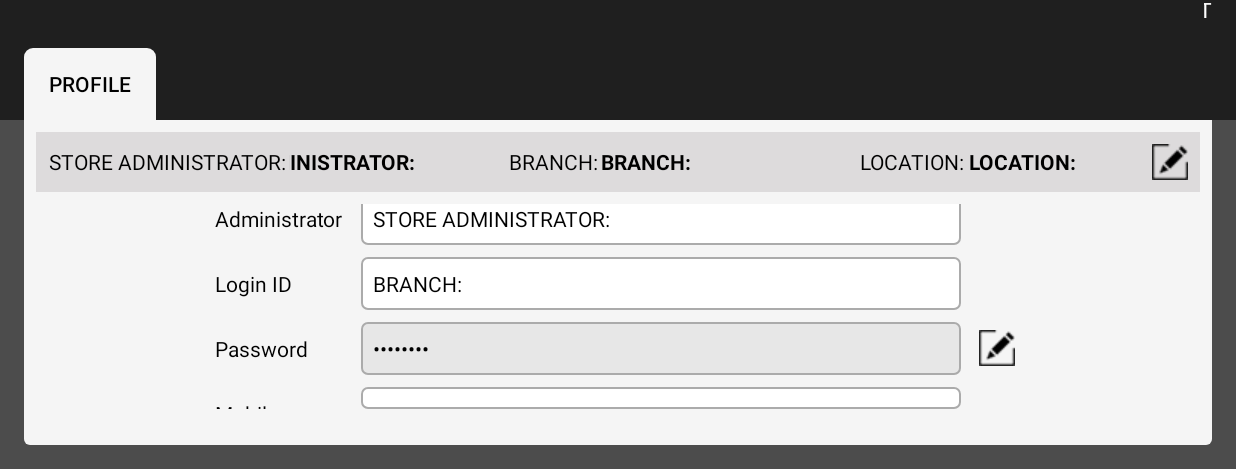
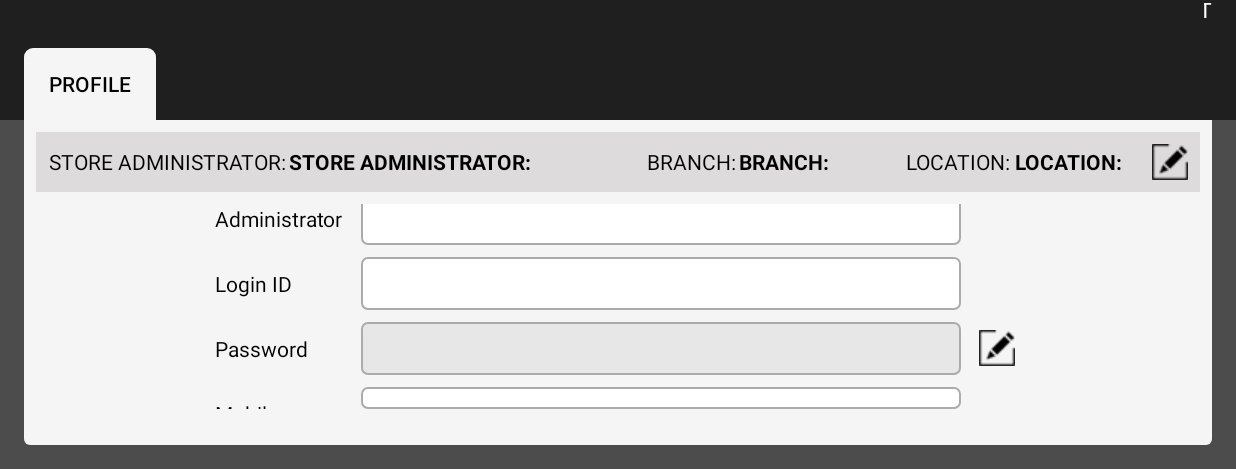
Before and after one commit to phani0459/BillMatrix, an Android app: the ProfileActivity screen opened directly, with no data from a screen before it, on a phone screen of 824 x 412 dp (held sideways), the part 149-618 px from its top. Run offline under Robolectric (Android 15) with nearby library versions, the light colour scheme and no system bars; our stand-ins replace ButterKnife.

Commit message:
Profile UI and logout functionaliyt

```diff
--- a/app/src/main/java/com/billmatrix/ProfileActivity.java
+++ b/app/src/main/java/com/billmatrix/ProfileActivity.java
@@ -10,10 +10,13 @@ import android.view.View;
 import android.widget.Button;
 import android.widget.EditText;
 import android.widget.FrameLayout;
+import android.widget.ImageButton;
+import android.widget.ImageView;
 import android.widget.LinearLayout;
 import android.widget.TextView;
 
 import butterknife.BindView;
+import butterknife.OnClick;
 
 public class ProfileActivity extends BaseTabActivity {
 
@@ -21,6 +24,8 @@ public class ProfileActivity extends BaseTabActivity {
     public View profileLayout;
     @BindView(R.id.et_storeAdmin)
     public EditText storeAdminEditText;
+    @BindView(R.id.et_profile_password)
+    public EditText passwordEditText;
 
     @Override
     protected void onCreate(Bundle savedInstanceState) {
@@ -30,8 +35,18 @@ public class ProfileActivity extends BaseTabActivity {
         addTabButtons(1, "Profile");
 
         profileLayout.setVisibility(View.VISIBLE);
+    }
 
-        storeAdminEditText.setSelection(storeAdminEditText.getText().length());
+    @OnClick(R.id.imBtn_editPwd)
+    public void enablePassword() {
+        passwordEditText.setEnabled(true);
+        passwordEditText.setBackgroundResource(R.drawable.edit_text_border);
+    }
+
+    @OnClick(R.id.btn_saveProfile)
+    public void saveProfile() {
+        passwordEditText.setEnabled(false);
+        passwordEditText.setBackgroundResource(R.drawable.edit_text_disabled_border);
     }
 
     @Override
--- a/app/src/main/res/layout/activity_base_tab.xml
+++ b/app/src/main/res/layout/activity_base_tab.xml
@@ -99,11 +99,12 @@
             android:text="@string/VIEW_STOCK"
             android:textColor="#9AFFFFFF" />
 
-        <TextView
-            android:id="@+id/tv_logout"
+        <Button
+            android:id="@+id/btn_logout"
             style="@style/Base.TextAppearance.AppCompat.Small"
             android:layout_width="match_parent"
             android:layout_height="wrap_content"
+            android:background="@android:color/transparent"
             android:gravity="right|center"
             android:text="@string/LOGOUT"
             android:textColor="#FFFFFF" />
--- a/app/src/main/res/layout/activity_profile.xml
+++ b/app/src/main/res/layout/activity_profile.xml
@@ -15,12 +15,12 @@
         android:gravity="center"
         android:orientation="horizontal"
         android:padding="8dp"
-        android:weightSum="3">
+        android:weightSum="4">
 
         <LinearLayout
             android:layout_width="0dp"
             android:layout_height="wrap_content"
-            android:layout_weight="1"
+            android:layout_weight="2"
             android:gravity="center"
             android:orientation="horizontal">
 
@@ -37,11 +37,10 @@
             <EditText
                 android:id="@+id/et_storeAdmin"
                 style="@style/Base.TextAppearance.AppCompat.Small"
-                android:layout_width="wrap_content"
+                android:layout_width="match_parent"
                 android:layout_height="wrap_content"
                 android:background="@android:color/transparent"
                 android:cursorVisible="true"
-                android:gravity="center"
                 android:singleLine="true"
                 android:text="@string/storeadministrator"
                 android:textColor="@android:color/black"
@@ -152,7 +151,6 @@
                     android:minWidth="400dp"
                     android:padding="8dp"
                     android:singleLine="true"
-                    android:text="@string/storeadministrator"
                     android:textColor="@android:color/black" />
             </TableRow>
 
@@ -177,7 +175,6 @@
                     android:background="@drawable/edit_text_border"
                     android:padding="8dp"
                     android:singleLine="true"
-                    android:text="@string/branch"
                     android:textColor="@android:color/black" />
             </TableRow>
 
@@ -196,6 +193,7 @@
                     android:textColor="@android:color/black" />
 
                 <EditText
+                    android:id="@+id/et_profile_password"
                     style="@style/Base.TextAppearance.AppCompat.Small"
                     android:layout_width="wrap_content"
                     android:layout_height="wrap_content"
@@ -204,14 +202,15 @@
                     android:inputType="textPassword"
                     android:padding="8dp"
                     android:singleLine="true"
-                    android:text="@string/password"
                     android:textColor="@android:color/black" />
 
-                <ImageView
+                <ImageButton
+                    android:id="@+id/imBtn_editPwd"
                     android:layout_width="wrap_content"
                     android:layout_height="wrap_content"
                     android:layout_gravity="center"
                     android:layout_marginLeft="8dp"
+                    android:background="@android:color/transparent"
                     android:src="@drawable/edit_icon" />
             </TableRow>
 
@@ -237,7 +236,6 @@
                     android:inputType="number"
                     android:padding="8dp"
                     android:singleLine="true"
-                    android:text="@string/location"
                     android:textColor="@android:color/black" />
             </TableRow>
 
@@ -249,12 +247,12 @@
                 android:gravity="right">
 
                 <Button
+                    android:id="@+id/btn_saveProfile"
                     android:layout_width="wrap_content"
                     android:layout_height="wrap_content"
                     android:background="@drawable/green_button"
                     android:text="@string/save"
                     android:textColor="@android:color/white" />
-
             </TableRow>
         </TableLayout>
 
--- a/app/src/main/res/values/strings.xml
+++ b/app/src/main/res/values/strings.xml
@@ -30,6 +30,8 @@
     <string name="reports">reports</string>
     <string name="customers">customers</string>
     <string name="employee">employee</string>
+    <string name="okay">OK</string>
+    <string name="cancel">CANCEL</string>
 
     <!-- Profile Strings-->
 
@@ -51,4 +53,6 @@
     <string name="MOBILE">MOBILE</string>
     <string name="STATUS">STATUS</string>
     <string name="ACTION">ACTION</string>
+    <string name="wanna_logout">Do you want to logout?</string>
+
 </resources>
```
Also changed, not shown: app/src/main/java/com/billmatrix/BaseTabActivity.java (+28 -0 lines).
